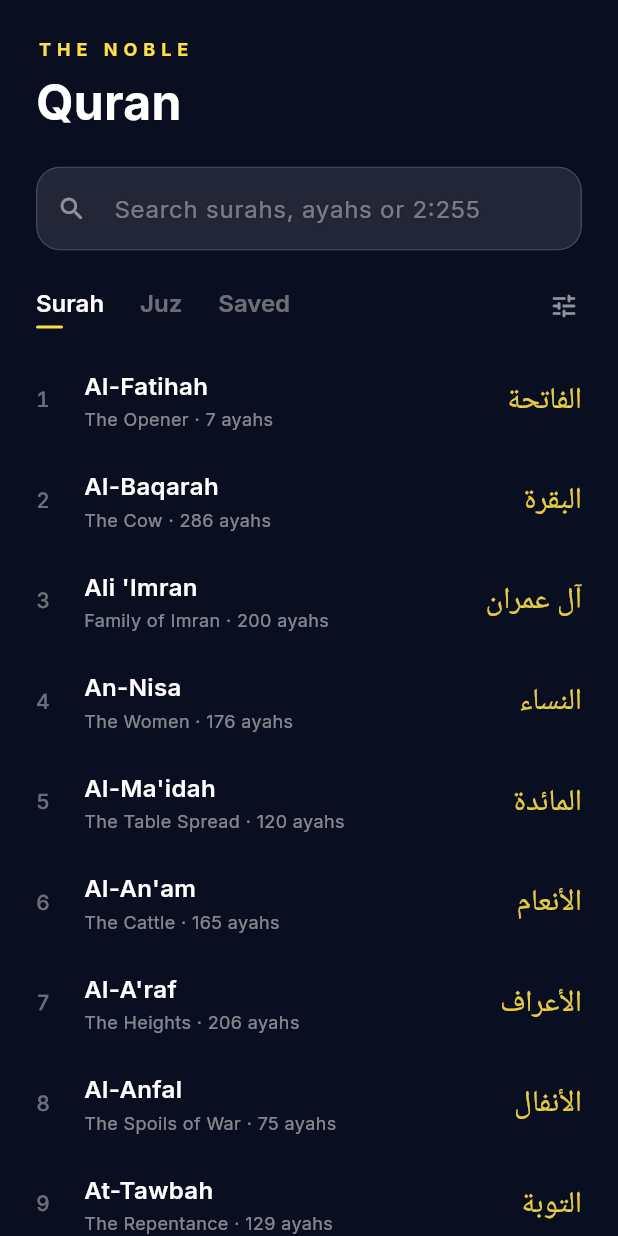
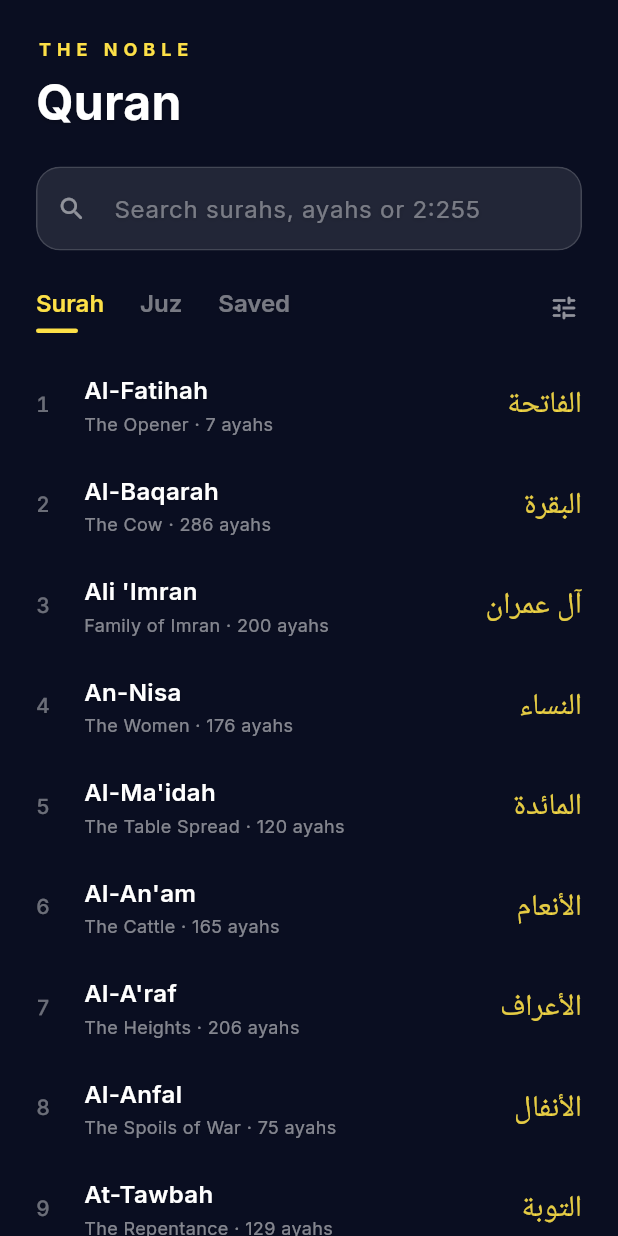
Before and after one commit to SayanKabir/Wird, a Flutter app: the QuranScreen widget shown alone on an empty page, opened directly, on a phone screen of 412 x 824 dp. Run offline on Flutter 3.47's test engine with Material 3 defaults, Android fonts, the phone set to English and light mode, and no system bars; our stand-ins replace adhan, equatable, flutter_animate, flutter_bloc, flutter_compass, flutter_local_notifications and 9 more; missing offline and left inert: home_widget; accounts and stored records are empty; Roboto replaces fonts that are missing (Amiri).

Commit message:
Make the active tab highlight visible
The bottom nav marked the current tab only by a whiter icon, which washed
out over the bright daytime sky. It now sits in a gold-tinted pill. The
Quran Surah/Juz/Saved tabs get a gold label and a bolder underline.

Co-Authored-By: Claude Opus 5.5 <noreply@anthropic.com>

```diff
--- a/lib/features/quran/screens/quran_screen.dart
+++ b/lib/features/quran/screens/quran_screen.dart
@@ -370,20 +370,20 @@ class _QuranScreenState extends State<QuranScreen> {
                     AnimatedDefaultTextStyle(
                       duration: const Duration(milliseconds: 180),
                       style: AppTextStyles.body(
-                        color: _tab == tab ? Colors.white : Colors.white.withValues(alpha: 0.4),
+                        color: _tab == tab ? AppColors.spiritualGold : Colors.white.withValues(alpha: 0.45),
                         weight: FontWeight.w600,
                       ),
                       child: Text(tab.label),
                     ),
-                    const SizedBox(height: 4),
+                    const SizedBox(height: 6),
                     AnimatedContainer(
                       duration: const Duration(milliseconds: 220),
                       curve: Curves.easeOutCubic,
-                      height: 2,
-                      width: _tab == tab ? 18 : 0,
+                      height: 3,
+                      width: _tab == tab ? 28 : 0,
                       decoration: BoxDecoration(
                         color: AppColors.spiritualGold,
-                        borderRadius: BorderRadius.circular(1),
+                        borderRadius: BorderRadius.circular(2),
                       ),
                     ),
                   ],
```
Also changed, not shown: lib/features/home/screens/home_screen.dart (+31 -23 lines).
